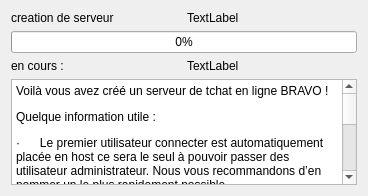
The window that launcher/externalserver.ui (UnelDev/tchat-v5.2) describes before a commit, drawn with Qt 5.
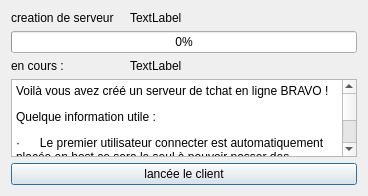
The same window after the commit. Icons and pictures are not drawn.

Commit message:
modification du launcher est du serveur consol
modification dans le but d'avoir une liste de serveur disponible dans le launcher.

Patch:
```diff
--- a/launcher/externalserver.ui
+++ b/launcher/externalserver.ui
@@ -18,20 +18,7 @@
     <normaloff>:/images/Anantasite.png</normaloff>:/images/Anantasite.png</iconset>
   </property>
   <layout class="QGridLayout" name="gridLayout">
-   <item row="2" column="1">
-    <widget class="QLabel" name="state">
-     <property name="text">
-      <string>TextLabel</string>
-     </property>
-     <property name="openExternalLinks">
-      <bool>true</bool>
-     </property>
-     <property name="textInteractionFlags">
-      <set>Qt::LinksAccessibleByMouse|Qt::TextSelectableByMouse</set>
-     </property>
-    </widget>
-   </item>
-   <item row="1" column="0" colspan="2">
+   <item row="1" column="0" colspan="3">
     <widget class="QProgressBar" name="progressBar">
      <property name="maximum">
       <number>5</number>
@@ -50,6 +37,13 @@
      </property>
     </widget>
    </item>
+   <item row="0" column="1" colspan="2">
+    <widget class="QLabel" name="ip">
+     <property name="text">
+      <string>TextLabel</string>
+     </property>
+    </widget>
+   </item>
    <item row="2" column="0">
     <widget class="QLabel" name="label_2">
      <property name="text">
@@ -57,10 +51,10 @@
      </property>
     </widget>
    </item>
-   <item row="0" column="1">
-    <widget class="QLabel" name="ip">
+   <item row="4" column="0" colspan="3">
+    <widget class="QPushButton" name="pushButton">
      <property name="text">
-      <string>TextLabel</string>
+      <string>lancée le client</string>
      </property>
     </widget>
    </item>
@@ -71,7 +65,20 @@
      </property>
     </widget>
    </item>
-   <item row="3" column="0" colspan="2">
+   <item row="2" column="1" colspan="2">
+    <widget class="QLabel" name="state">
+     <property name="text">
+      <string>TextLabel</string>
+     </property>
+     <property name="openExternalLinks">
+      <bool>true</bool>
+     </property>
+     <property name="textInteractionFlags">
+      <set>Qt::LinksAccessibleByMouse|Qt::TextSelectableByMouse</set>
+     </property>
+    </widget>
+   </item>
+   <item row="3" column="0" colspan="3">
     <widget class="QTextBrowser" name="aide">
      <property name="cursor" stdset="0">
       <cursorShape>IBeamCursor</cursorShape>
@@ -80,14 +87,14 @@
       <string>&lt;!DOCTYPE HTML PUBLIC &quot;-//W3C//DTD HTML 4.0//EN&quot; &quot;http://www.w3.org/TR/REC-html40/strict.dtd&quot;&gt;
 &lt;html&gt;&lt;head&gt;&lt;meta name=&quot;qrichtext&quot; content=&quot;1&quot; /&gt;&lt;meta charset=&quot;utf-8&quot; /&gt;&lt;style type=&quot;text/css&quot;&gt;
 p, li { white-space: pre-wrap; }
-&lt;/style&gt;&lt;/head&gt;&lt;body style=&quot; font-family:'Segoe UI'; font-size:9pt; font-weight:400; font-style:normal;&quot;&gt;
-&lt;p style=&quot; margin-top:12px; margin-bottom:12px; margin-left:0px; margin-right:0px; -qt-block-indent:0; text-indent:0px;&quot;&gt;Voilà vous avez créé un serveur de tchat en ligne BRAVO ! &lt;/p&gt;
-&lt;p style=&quot; margin-top:12px; margin-bottom:12px; margin-left:0px; margin-right:0px; -qt-block-indent:0; text-indent:0px;&quot;&gt;Quelque information utile : &lt;/p&gt;
-&lt;p style=&quot; margin-top:12px; margin-bottom:12px; margin-left:0px; margin-right:0px; -qt-block-indent:0; text-indent:0px;&quot;&gt;&lt;span style=&quot; font-family:'Symbol';&quot;&gt;·&lt;/span&gt;&lt;span style=&quot; font-family:'Times New Roman'; font-size:7pt;&quot;&gt;        &lt;/span&gt;Le premier utilisateur connecter est automatiquement placée en host ce sera le seul à pouvoir passer des utilisateur administrateur. Nous vous recommandons d’en nommer un le plus rapidement possible. &lt;/p&gt;
-&lt;p style=&quot; margin-top:12px; margin-bottom:12px; margin-left:0px; margin-right:0px; -qt-block-indent:0; text-indent:0px;&quot;&gt;&lt;span style=&quot; font-family:'Symbol';&quot;&gt;·&lt;/span&gt;&lt;span style=&quot; font-family:'Times New Roman'; font-size:7pt;&quot;&gt;        &lt;/span&gt;Le serveur va être automatiquement supprimée lors de la déconnexion du dernier utilisateur. &lt;/p&gt;
-&lt;p style=&quot; margin-top:12px; margin-bottom:12px; margin-left:0px; margin-right:0px; -qt-block-indent:0; text-indent:0px;&quot;&gt;Quelque rappelle &lt;/p&gt;
-&lt;p style=&quot; margin-top:12px; margin-bottom:12px; margin-left:0px; margin-right:0px; -qt-block-indent:0; text-indent:0px;&quot;&gt;&lt;span style=&quot; font-family:'Symbol';&quot;&gt;·&lt;/span&gt;&lt;span style=&quot; font-family:'Times New Roman'; font-size:7pt;&quot;&gt;        &lt;/span&gt;Les messages ne sont pas sauvegardés sur nos serveurs. &lt;/p&gt;
-&lt;p style=&quot; margin-top:12px; margin-bottom:12px; margin-left:0px; margin-right:0px; -qt-block-indent:0; text-indent:0px;&quot;&gt;&lt;span style=&quot; font-family:'Symbol';&quot;&gt;·&lt;/span&gt;&lt;span style=&quot; font-family:'Times New Roman'; font-size:7pt;&quot;&gt;        &lt;/span&gt;Le tchat es gratuits est ne se fait de l’argent que grâce à vos don sur teepee ou Utip &lt;/p&gt;&lt;/body&gt;&lt;/html&gt;</string>
+&lt;/style&gt;&lt;/head&gt;&lt;body style=&quot; font-family:'Sans Serif'; font-size:9pt; font-weight:400; font-style:normal;&quot;&gt;
+&lt;p style=&quot; margin-top:12px; margin-bottom:12px; margin-left:0px; margin-right:0px; -qt-block-indent:0; text-indent:0px;&quot;&gt;&lt;span style=&quot; font-family:'Segoe UI';&quot;&gt;Voilà vous avez créé un serveur de tchat en ligne BRAVO ! &lt;/span&gt;&lt;/p&gt;
+&lt;p style=&quot; margin-top:12px; margin-bottom:12px; margin-left:0px; margin-right:0px; -qt-block-indent:0; text-indent:0px;&quot;&gt;&lt;span style=&quot; font-family:'Segoe UI';&quot;&gt;Quelque information utile : &lt;/span&gt;&lt;/p&gt;
+&lt;p style=&quot; margin-top:12px; margin-bottom:12px; margin-left:0px; margin-right:0px; -qt-block-indent:0; text-indent:0px;&quot;&gt;&lt;span style=&quot; font-family:'Symbol';&quot;&gt;·&lt;/span&gt;&lt;span style=&quot; font-family:'Times New Roman'; font-size:7pt;&quot;&gt;        &lt;/span&gt;&lt;span style=&quot; font-family:'Segoe UI';&quot;&gt;Le premier utilisateur connecter est automatiquement placée en host ce sera le seul à pouvoir passer des utilisateur administrateur. Nous vous recommandons d’en nommer un le plus rapidement possible. &lt;/span&gt;&lt;/p&gt;
+&lt;p style=&quot; margin-top:12px; margin-bottom:12px; margin-left:0px; margin-right:0px; -qt-block-indent:0; text-indent:0px;&quot;&gt;&lt;span style=&quot; font-family:'Symbol';&quot;&gt;·&lt;/span&gt;&lt;span style=&quot; font-family:'Times New Roman'; font-size:7pt;&quot;&gt;        &lt;/span&gt;&lt;span style=&quot; font-family:'Segoe UI';&quot;&gt;Le serveur va être automatiquement supprimée lors de la déconnexion du dernier utilisateur. &lt;/span&gt;&lt;/p&gt;
+&lt;p style=&quot; margin-top:12px; margin-bottom:12px; margin-left:0px; margin-right:0px; -qt-block-indent:0; text-indent:0px;&quot;&gt;&lt;span style=&quot; font-family:'Segoe UI';&quot;&gt;Quelque rappelle &lt;/span&gt;&lt;/p&gt;
+&lt;p style=&quot; margin-top:12px; margin-bottom:12px; margin-left:0px; margin-right:0px; -qt-block-indent:0; text-indent:0px;&quot;&gt;&lt;span style=&quot; font-family:'Symbol';&quot;&gt;·&lt;/span&gt;&lt;span style=&quot; font-family:'Times New Roman'; font-size:7pt;&quot;&gt;        &lt;/span&gt;&lt;span style=&quot; font-family:'Segoe UI';&quot;&gt;Les messages ne sont pas sauvegardés sur nos serveurs. &lt;/span&gt;&lt;/p&gt;
+&lt;p style=&quot; margin-top:12px; margin-bottom:12px; margin-left:0px; margin-right:0px; -qt-block-indent:0; text-indent:0px;&quot;&gt;&lt;span style=&quot; font-family:'Symbol';&quot;&gt;·&lt;/span&gt;&lt;span style=&quot; font-family:'Times New Roman'; font-size:7pt;&quot;&gt;        &lt;/span&gt;&lt;span style=&quot; font-family:'Segoe UI';&quot;&gt;Le tchat es gratuits est ne se fait de l’argent que grâce à vos don sur teepee ou Utip &lt;/span&gt;&lt;/p&gt;&lt;/body&gt;&lt;/html&gt;</string>
      </property>
      <property name="openExternalLinks">
       <bool>true</bool>
```
The commit also changes 19 other files.
